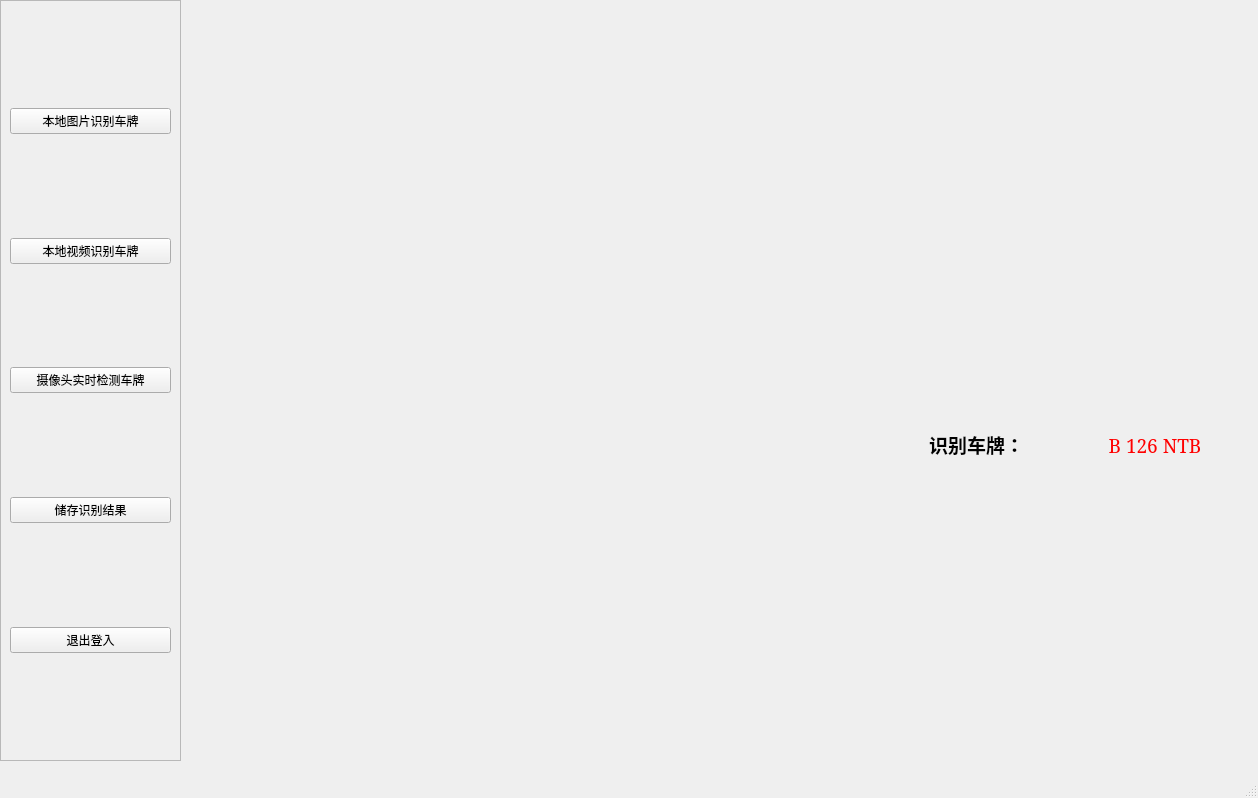
The window that RecognitionWindow.ui (Luchanaaaaa/PlateDetect-QT-YOLOv5-LPRNe) describes before a commit, drawn with Qt 5.
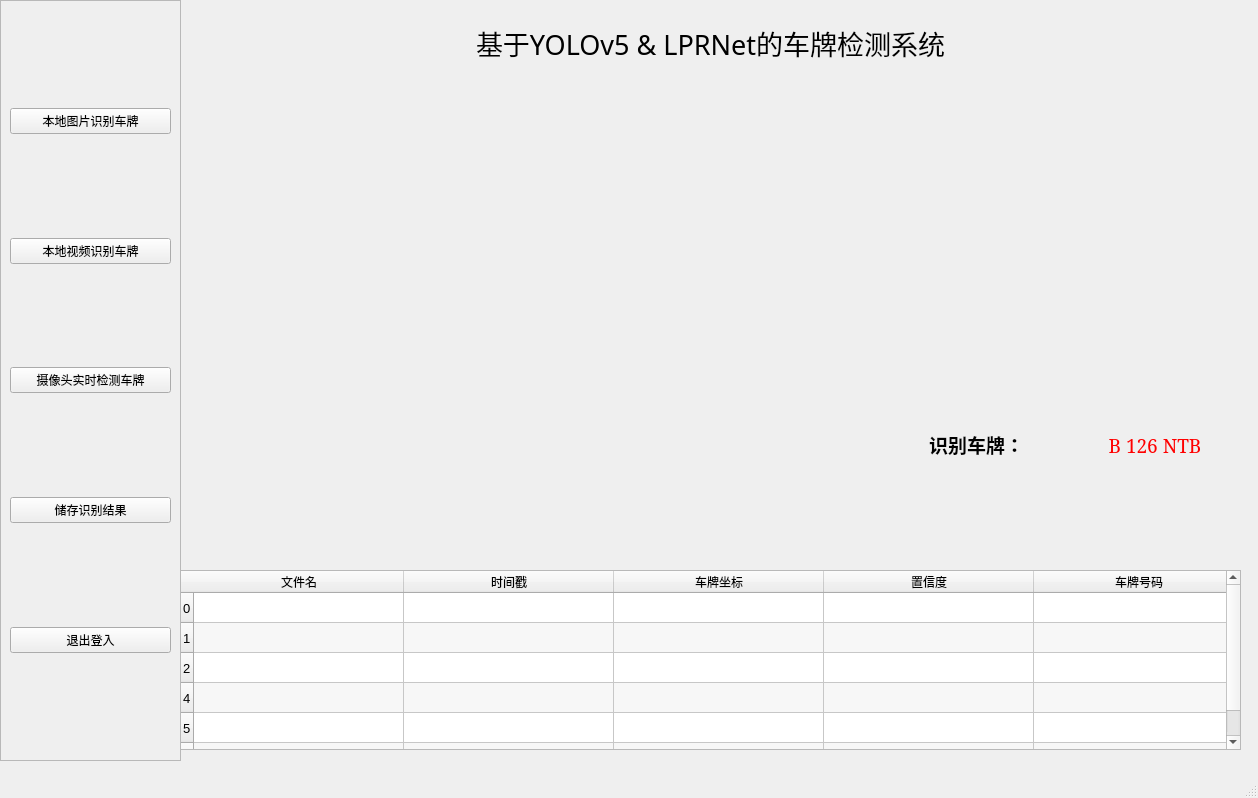
The same window after the commit. Icons and pictures are not drawn.

Commit message:
Add Table Widget to UI for Real-time Historical Data Display
Enhanced the GUI by integrating a new table widget.

What changed in the file:
```diff
--- a/RecognitionWindow.ui
+++ b/RecognitionWindow.ui
@@ -164,7 +164,32 @@
       <height>65</height>
      </rect>
     </property>
-    <layout class="QVBoxLayout" name="verticalLayout_5"/>
+    <layout class="QVBoxLayout" name="verticalLayout_5">
+     <item>
+      <widget class="QLabel" name="label_title">
+       <property name="minimumSize">
+        <size>
+         <width>0</width>
+         <height>30</height>
+        </size>
+       </property>
+       <property name="font">
+        <font>
+         <family>华文新魏</family>
+         <pointsize>20</pointsize>
+         <italic>false</italic>
+         <bold>false</bold>
+        </font>
+       </property>
+       <property name="text">
+        <string>基于YOLOv5 &amp; LPRNet的车牌检测系统</string>
+       </property>
+       <property name="alignment">
+        <set>Qt::AlignCenter</set>
+       </property>
+      </widget>
+     </item>
+    </layout>
    </widget>
    <widget class="QLabel" name="MainDisplay">
     <property name="geometry">
@@ -315,6 +340,212 @@
      </item>
     </layout>
    </widget>
+   <widget class="QTableWidget" name="DataTable">
+    <property name="geometry">
+     <rect>
+      <x>180</x>
+      <y>570</y>
+      <width>1061</width>
+      <height>180</height>
+     </rect>
+    </property>
+    <property name="sizePolicy">
+     <sizepolicy hsizetype="Expanding" vsizetype="Expanding">
+      <horstretch>0</horstretch>
+      <verstretch>0</verstretch>
+     </sizepolicy>
+    </property>
+    <property name="minimumSize">
+     <size>
+      <width>569</width>
+      <height>150</height>
+     </size>
+    </property>
+    <property name="maximumSize">
+     <size>
+      <width>1152</width>
+      <height>180</height>
+     </size>
+    </property>
+    <property name="font">
+     <font>
+      <family>Microsoft YaHei UI</family>
+      <pointsize>10</pointsize>
+     </font>
+    </property>
+    <property name="verticalScrollBarPolicy">
+     <enum>Qt::ScrollBarAsNeeded</enum>
+    </property>
+    <property name="horizontalScrollBarPolicy">
+     <enum>Qt::ScrollBarAlwaysOff</enum>
+    </property>
+    <property name="sizeAdjustPolicy">
+     <enum>QAbstractScrollArea::AdjustIgnored</enum>
+    </property>
+    <property name="alternatingRowColors">
+     <bool>true</bool>
+    </property>
+    <property name="wordWrap">
+     <bool>false</bool>
+    </property>
+    <property name="rowCount">
+     <number>6</number>
+    </property>
+    <attribute name="horizontalHeaderVisible">
+     <bool>true</bool>
+    </attribute>
+    <attribute name="horizontalHeaderCascadingSectionResizes">
+     <bool>false</bool>
+    </attribute>
+    <attribute name="horizontalHeaderDefaultSectionSize">
+     <number>210</number>
+    </attribute>
+    <attribute name="horizontalHeaderStretchLastSection">
+     <bool>false</bool>
+    </attribute>
+    <attribute name="verticalHeaderVisible">
+     <bool>true</bool>
+    </attribute>
+    <attribute name="verticalHeaderCascadingSectionResizes">
+     <bool>false</bool>
+    </attribute>
+    <row>
+     <property name="text">
+      <string>0</string>
+     </property>
+    </row>
+    <row>
+     <property name="text">
+      <string>1</string>
+     </property>
+    </row>
+    <row>
+     <property name="text">
+      <string>2</string>
+     </property>
+    </row>
+    <row/>
+    <row/>
+    <row/>
+    <column>
+     <property name="text">
+      <string>文件名</string>
+     </property>
+     <property name="font">
+      <font>
+       <family>微软雅黑</family>
+       <pointsize>9</pointsize>
+       <bold>false</bold>
+      </font>
+     </property>
+     <property name="background">
+      <color alpha="0">
+       <red>0</red>
+       <green>0</green>
+       <blue>0</blue>
+      </color>
+     </property>
+    </column>
+    <column>
+     <property name="text">
+      <string>时间戳</string>
+     </property>
+     <property name="font">
+      <font>
+       <family>微软雅黑</family>
+       <pointsize>9</pointsize>
+       <bold>false</bold>
+      </font>
+     </property>
+    </column>
+    <column>
+     <property name="text">
+      <string>车牌坐标</string>
+     </property>
+     <property name="font">
+      <font>
+       <family>微软雅黑</family>
+       <pointsize>9</pointsize>
+       <bold>false</bold>
+      </font>
+     </property>
+    </column>
+    <column>
+     <property name="text">
+      <string>置信度</string>
+     </property>
+     <property name="font">
+      <font>
+       <family>微软雅黑</family>
+       <pointsize>9</pointsize>
+      </font>
+     </property>
+    </column>
+    <column>
+     <property name="text">
+      <string>车牌号码</string>
+     </property>
+     <property name="font">
+      <font>
+       <family>微软雅黑</family>
+       <pointsize>9</pointsize>
+      </font>
+     </property>
+    </column>
+    <item row="0" column="0">
+     <property name="text">
+      <string/>
+     </property>
+     <property name="textAlignment">
+      <set>AlignCenter</set>
+     </property>
+    </item>
+    <item row="0" column="1">
+     <property name="text">
+      <string/>
+     </property>
+    </item>
+    <item row="0" column="2">
+     <property name="text">
+      <string/>
+     </property>
+     <property name="textAlignment">
+      <set>AlignCenter</set>
+     </property>
+    </item>
+    <item row="1" column="0">
+     <property name="text">
+      <string/>
+     </property>
+     <property name="textAlignment">
+      <set>AlignCenter</set>
+     </property>
+    </item>
+    <item row="1" column="2">
+     <property name="text">
+      <string/>
+     </property>
+     <property name="textAlignment">
+      <set>AlignCenter</set>
+     </property>
+    </item>
+    <item row="2" column="0">
+     <property name="text">
+      <string/>
+     </property>
+     <property name="textAlignment">
+      <set>AlignCenter</set>
+     </property>
+    </item>
+    <item row="2" column="2">
+     <property name="text">
+      <string/>
+     </property>
+     <property name="textAlignment">
+      <set>AlignCenter</set>
+     </property>
+    </item>
+   </widget>
   </widget>
   <widget class="QMenuBar" name="menubar">
    <property name="geometry">
```
The commit also changes 2 other files.
